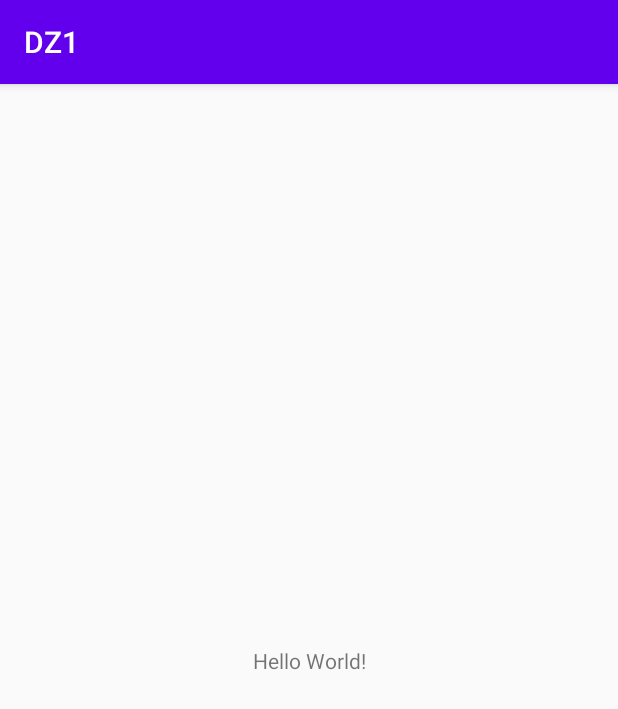
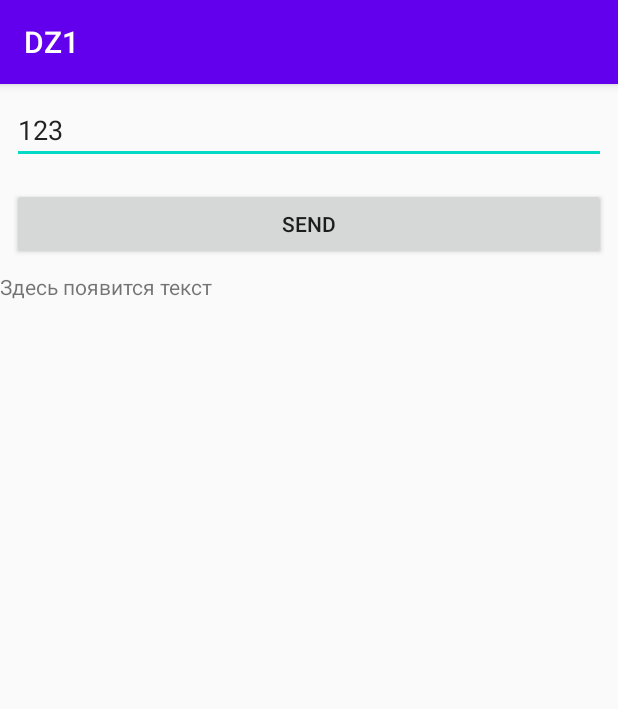
Before and after one commit to Olegis/LibrariesAndroid, an Android app: the screen it shows after launch (MainActivity), on a phone screen of 412 x 824 dp. Shown: the top 709 px of the screen. Run offline under Robolectric (Android 15) with nearby library versions, the phone set to English and light mode, and no system bars.

Commit message:
Сделал только схему проекта ДЗ1

```diff
--- a/dz1/src/main/res/layout/activity_main.xml
+++ b/dz1/src/main/res/layout/activity_main.xml
@@ -1,18 +1,24 @@
 <?xml version="1.0" encoding="utf-8"?>
-<androidx.constraintlayout.widget.ConstraintLayout xmlns:android="http://schemas.android.com/apk/res/android"
-    xmlns:app="http://schemas.android.com/apk/res-auto"
-    xmlns:tools="http://schemas.android.com/tools"
+<LinearLayout xmlns:android="http://schemas.android.com/apk/res/android"
     android:layout_width="match_parent"
     android:layout_height="match_parent"
-    tools:context=".standart.view.MainActivity">
+    android:orientation="vertical">
+
+    <EditText
+        android:layout_width="match_parent"
+        android:layout_height="wrap_content"
+        android:layout_margin="8dp"
+        android:text="123" />
+
+    <Button
+        android:layout_width="match_parent"
+        android:layout_height="wrap_content"
+        android:layout_margin="8dp"
+        android:text="Send" />
 
     <TextView
         android:layout_width="wrap_content"
         android:layout_height="wrap_content"
-        android:text="Hello World!"
-        app:layout_constraintBottom_toBottomOf="parent"
-        app:layout_constraintLeft_toLeftOf="parent"
-        app:layout_constraintRight_toRightOf="parent"
-        app:layout_constraintTop_toTopOf="parent" />
+        android:text="Здесь появится текст" />
 
-</androidx.constraintlayout.widget.ConstraintLayout>
+</LinearLayout>
```
